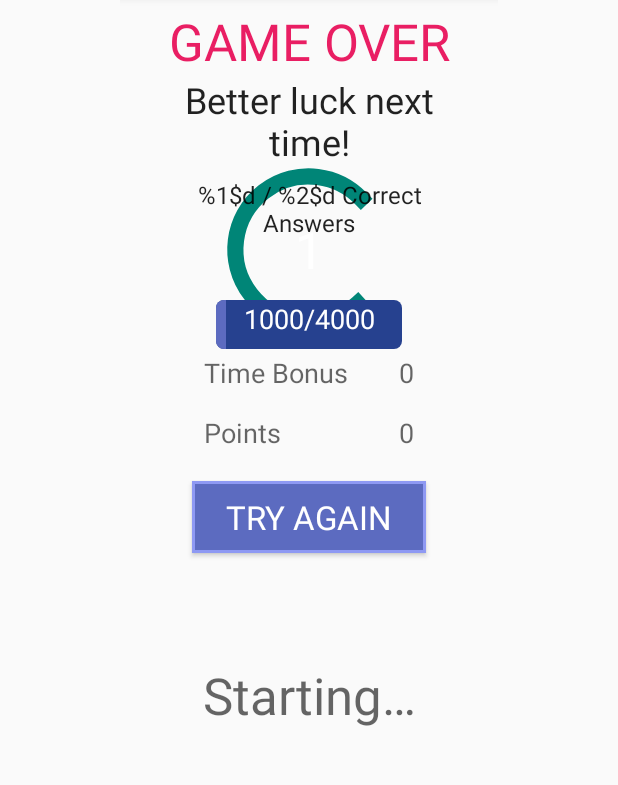
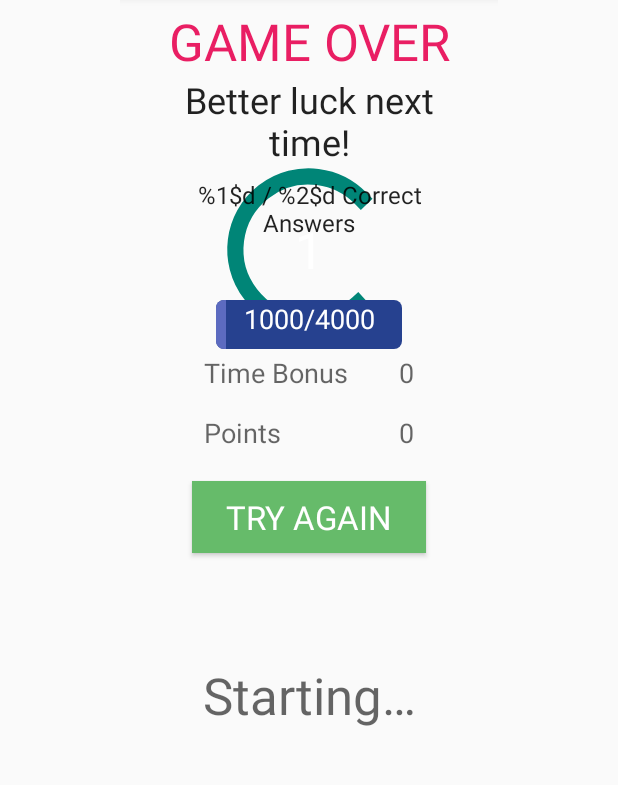
Before and after one commit to djeastm/triple_trivia, an Android app: the fragment StageEndFragment placed in its activity, on a phone screen of 412 x 824 dp, the part 290-1075 px from its top. Run offline under Robolectric (Android 15) with nearby library versions, the phone set to English and light mode, and no system bars; libraries missing offline, so code that uses them is left out: com.dinuscxj.progressbar; plain views replace CircleProgressBar; 19 statements that could not run were skipped.

Commit message:
Change Continue/TryAgain button to Green to make it stand out

```diff
--- a/app/src/main/res/layout/fragment_stage_end.xml
+++ b/app/src/main/res/layout/fragment_stage_end.xml
@@ -196,6 +196,7 @@
     <Button
         style="@style/AnswerButton"
         android:id="@+id/stage_end_continue_try_again_button"
+        android:backgroundTint="@color/mediumGreen"
         android:text=""
         android:layout_width="0dp"
         android:layout_height="wrap_content"
```
